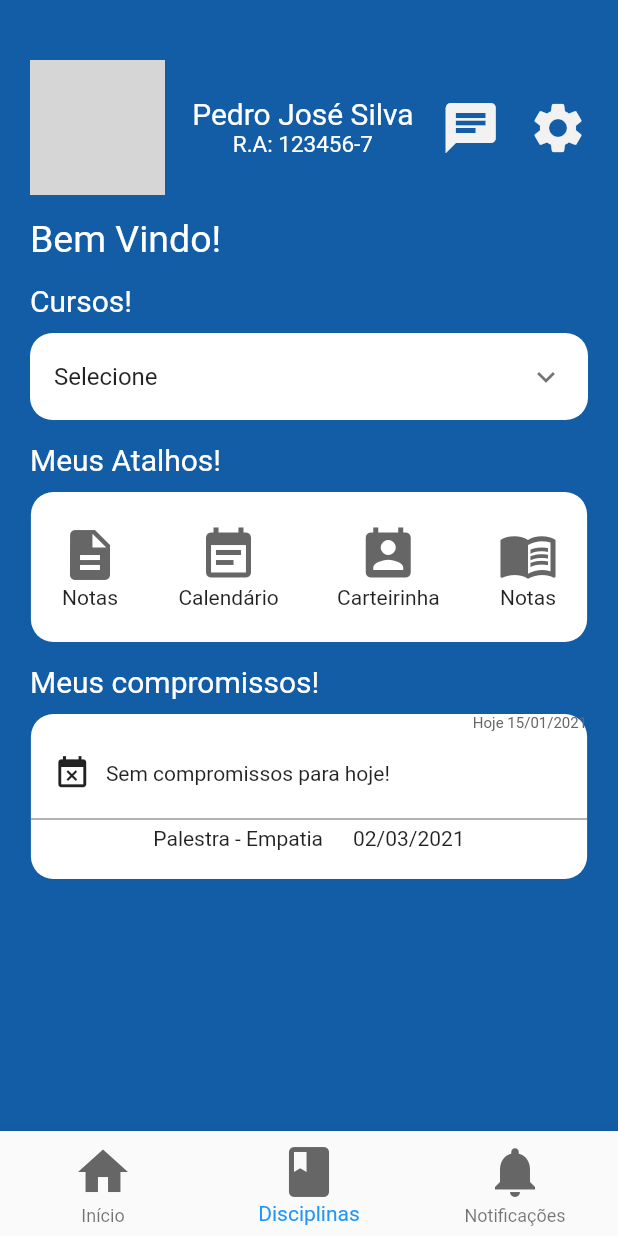
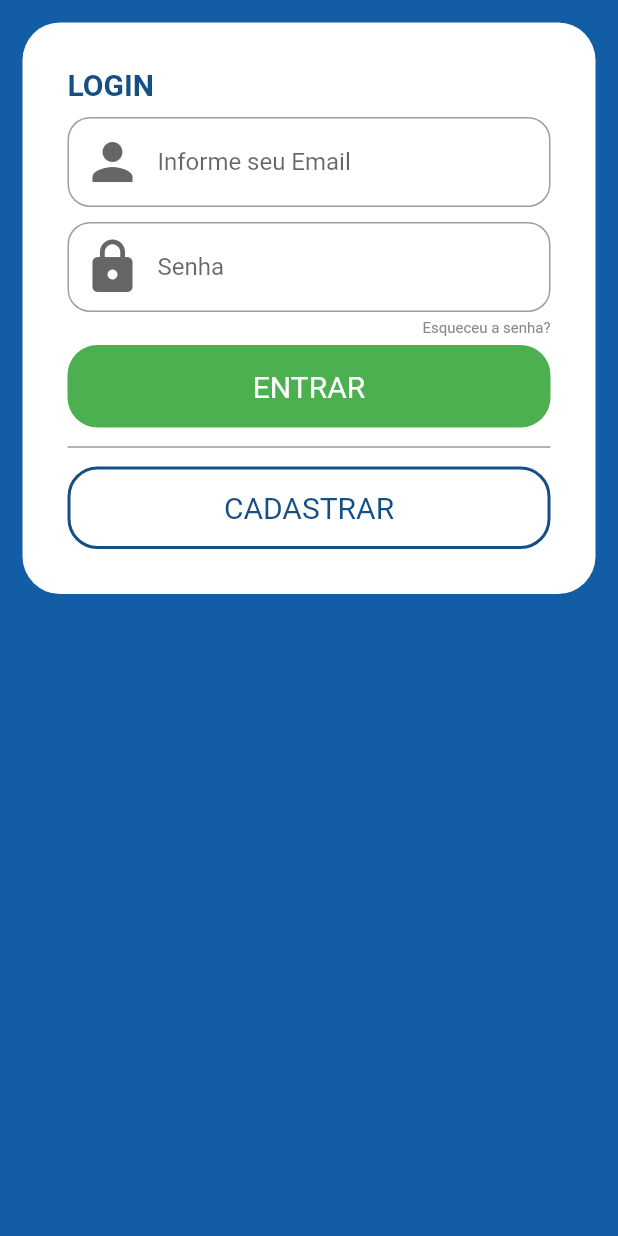
Before and after one commit to rodriguesJeff/aguia-real-app, a Flutter app: the screen it shows after launch, on a phone screen of 412 x 824 dp. Run offline on Flutter 3.47's test engine with Material 2 defaults, Android fonts, the light colour scheme and no system bars; our stand-ins replace get; grey boxes are pictures that could not be loaded.

Commit message:
Criado pagina de login e configurado itens da home

```diff
--- a/lib/main.dart
+++ b/lib/main.dart
@@ -6,7 +6,7 @@ void main() {
    runApp(
      GetMaterialApp(
        title: "Águia Real App",
-       initialRoute: AppPages.INITIAL,
+       initialRoute: AppPages.initial,
        getPages: AppPages.routes,
      ),
    );
--- a/lib/src/modules/home/home_controller.dart
+++ b/lib/src/modules/home/home_controller.dart
@@ -5,8 +5,6 @@ class HomeController extends GetxController {
 
   final count = 0.obs;
   @override
-  void onInit() {}
-  @override
   void onReady() {}
   @override
   void onClose() {}
--- a/lib/src/modules/home/home_view.dart
+++ b/lib/src/modules/home/home_view.dart
@@ -39,7 +39,12 @@ class HomeView extends GetView<HomeController> {
                   ],
                 ),
                 Icon(Icons.chat, color: Utils.greyLight, size: 40,),
-                Icon(Icons.settings, color: Utils.greyLight, size: 40,),
+                InkWell(
+                  onTap: () {
+                    Get.toNamed('/login');
+                  },
+                  child: Icon(Icons.logout, color: Utils.greyLight, size: 40,),
+                ),
               ],
             ),
             const SizedBox(height: 15.0),
--- /dev/null
+++ b/lib/src/modules/login/login_view.dart
@@ -0,0 +1,112 @@
+import 'package:aguia_real_dbv/src/shared/utils.dart';
+import 'package:flutter/material.dart';
+import 'package:get/get.dart';
+
+class LoginView extends GetView {
+  @override
+  Widget build(BuildContext context) {
+    return Scaffold(
+      backgroundColor: Utils.primaryColor,
+      body: SingleChildScrollView(
+        child: Column(
+          mainAxisAlignment: MainAxisAlignment.center,
+          children: [
+            Padding(
+              padding: const EdgeInsets.all(15.0),
+              child: Container(
+                padding: const EdgeInsets.all(15.0),
+                  decoration: BoxDecoration(
+                    color: Colors.white,
+                    borderRadius: BorderRadius.circular(25.0),
+                  ),
+                  child: Padding(
+                    padding: const EdgeInsets.all(15.0),
+                    child: Column(
+                      crossAxisAlignment: CrossAxisAlignment.stretch,
+                      mainAxisAlignment: MainAxisAlignment.start,
+                      children: [
+                        Text(
+                          'LOGIN',
+                          style: TextStyle(
+                              fontSize: 20.0,
+                              fontWeight: FontWeight.bold,
+                              color: Utils.darkBlue),
+                        ),
+                        const SizedBox(height: 10.0),
+                        TextFormField(
+                          decoration: InputDecoration(
+                            prefixIcon: Padding(
+                              padding: const EdgeInsets.all(10.0),
+                              child: Icon(Icons.person, color: Utils.greyDark, size: 40,),
+                            ),
+                            hintText: 'Informe seu Email',
+                            border: OutlineInputBorder(
+                              borderSide:
+                                  BorderSide(width: 1, color: Utils.darkBlue),
+                              borderRadius: BorderRadius.circular(15),
+                            ),
+                          ),
+                          style: const TextStyle(color: Colors.white),
+                        ),
+                        const SizedBox(height: 10.0),
+                        TextFormField(
+                          obscureText: true,
+                          decoration: InputDecoration(
+                            prefixIcon: Padding(
+                              padding: const EdgeInsets.all(10.0),
+                              child: Icon(Icons.lock, color: Utils.greyDark, size: 40,),
+                            ),
+                            hintText: 'Senha',
+                            border: OutlineInputBorder(
+                              borderSide:
+                                  BorderSide(width: 1, color: Utils.darkBlue),
+                              borderRadius: BorderRadius.circular(15),
+                            ),
+                          ),
+                          style: const TextStyle(color: Colors.white),
+                        ),
+                        Container(
+                          alignment: Alignment.centerRight,
+                          padding: const EdgeInsets.only(top: 5.0, bottom: 5.0),
+                          child: Text('Esqueceu a senha?', style: TextStyle(fontSize: 10.0, color: Utils.greyMid)),
+                        ),
+                        GestureDetector(
+                          onTap: () {Get.toNamed('/home');},
+                          child: Container(
+                            width: 300.0,
+                            height: 55.0,
+                            decoration: BoxDecoration(
+                              color: Utils.greenAction,
+                              borderRadius: BorderRadius.circular(20.0),
+                            ),
+                            child: const Center(child: Text('ENTRAR', style: TextStyle(color: Colors.white, fontSize: 20.0))),
+                          ),
+                        ),
+                        const SizedBox(height: 10.0),
+                        Divider(height: 6, color: Utils.greyDark),
+                        const SizedBox(height: 10.0),
+                        GestureDetector(
+                          onTap: () {Get.toNamed('/register');},
+                          child: Container(
+                            width: 300.0,
+                            height: 55.0,
+                            decoration: BoxDecoration(
+                              border: Border.all(
+                                width: 2,
+                                color: Utils.darkBlue,
+                              ),
+                              borderRadius: BorderRadius.circular(20.0),
+                            ),
+                            child: Center(child: Text('CADASTRAR', style: TextStyle(color: Utils.darkBlue, fontSize: 20.0))),
+                          ),
+                        ),
+                      ],
+                    ),
+                  )),
+            )
+          ],
+        ),
+      ),
+    );
+  }
+}
--- a/lib/src/routes/app_pages.dart
+++ b/lib/src/routes/app_pages.dart
@@ -1,12 +1,14 @@
 import 'package:aguia_real_dbv/src/modules/home/home_view.dart';
+import 'package:aguia_real_dbv/src/modules/login/login_view.dart';
 import 'package:get/route_manager.dart';
 
 part 'app_routes.dart';
 
 class AppPages {
-  static const INITIAL = Routes.HOME;
+  static const initial = Routes.login;
 
   static final routes = [
-    GetPage(name: _Paths.HOME, page: () => HomeView()),
+    GetPage(name: _Paths.home, page: () => HomeView()),
+    GetPage(name: _Paths.login, page: () => LoginView()),
   ];
 }
--- a/lib/src/routes/app_routes.dart
+++ b/lib/src/routes/app_routes.dart
@@ -1,9 +1,11 @@
 part of 'app_pages.dart';
 
 abstract class Routes {
-    static const HOME = _Paths.HOME;
+    static const home = _Paths.home;
+    static const login = _Paths.login;
 }
 
 abstract class _Paths {
-    static const HOME = '/home';
+    static const home = '/home';
+    static const login = '/login';
 }
```
